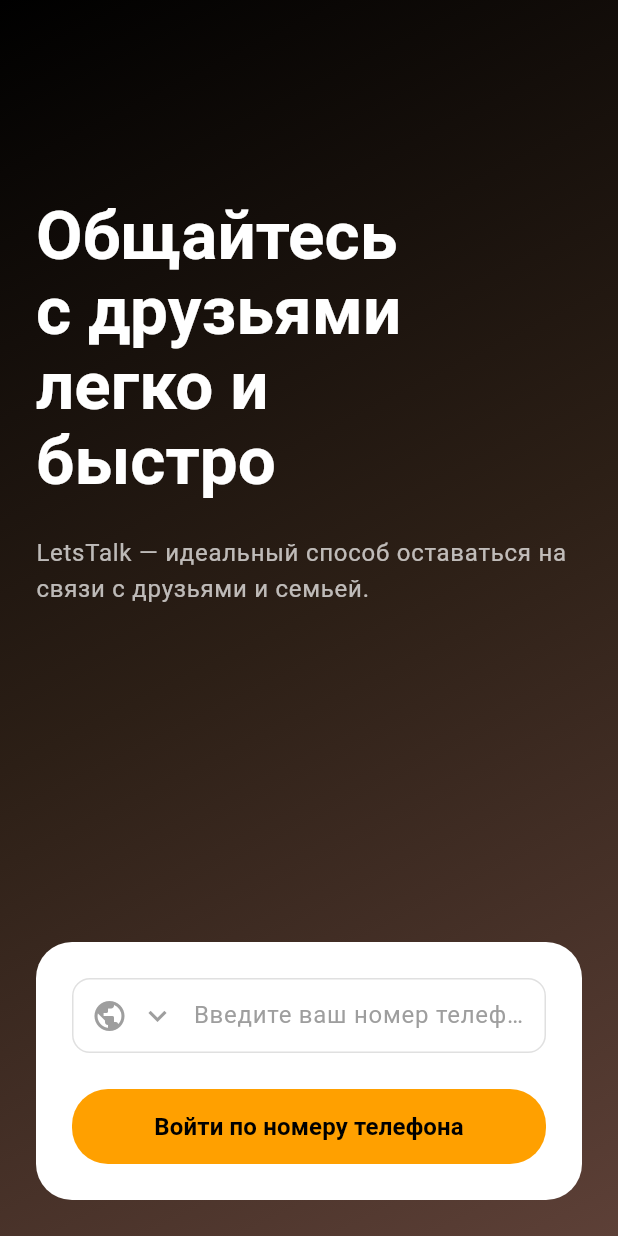
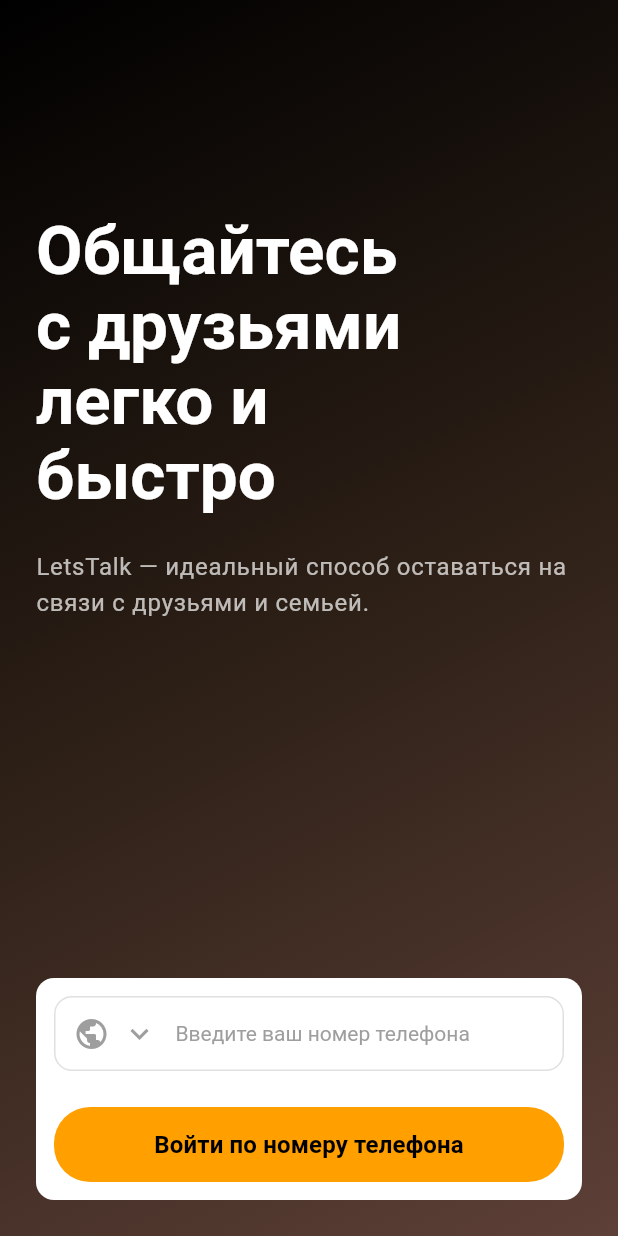
Before and after one commit to chernikovichAndrey/letstalk_flutter, a Flutter app: the screen it shows after launch, on a phone screen of 412 x 824 dp. Run offline on Flutter 3.47's test engine with Material 3 defaults, Android fonts, the phone set to English and light mode, and no system bars; our stand-ins replace bloc, dio, flutter_bloc, flutter_dotenv, go_router, logger; missing offline and left inert: fl_country_code_picker; generated files the repository leaves out were written again.

Commit message:
add phone validation

```diff
--- a/lib/feature/auth/view/login_page.dart
+++ b/lib/feature/auth/view/login_page.dart
@@ -2,8 +2,8 @@ import 'package:fl_country_code_picker/fl_country_code_picker.dart';
 import 'package:flutter/material.dart';
 import 'package:flutter_bloc/flutter_bloc.dart';
 import 'package:lets_talk/common/extension/build_context_style_ext.dart';
-import 'package:lets_talk/common/l10n/generated/l10n.dart';
 import 'package:lets_talk/feature/auth/domain/auth_bloc/auth_bloc.dart';
+import 'package:lets_talk/feature/auth/view/widgets/login_card.dart';
 
 class LoginPage extends StatefulWidget {
   const LoginPage({super.key});
@@ -20,15 +20,38 @@ class _LoginPageState extends State<LoginPage> {
   @override
   void initState() {
     super.initState();
-    // Set default country code if needed, for now start with null or let user pick.
-    // Finding a specific code from the package might be tricky without iterating.
-    // We'll leave it null and let the user pick, or we can hardcode one if we find the object.
+    phoneController.addListener(_onPhoneChanged);
   }
 
   @override
   void dispose() {
+    phoneController.removeListener(_onPhoneChanged);
     phoneController.dispose();
     super.dispose();
+  }
+
+  void _onPhoneChanged() {
+    final text = phoneController.text;
+    if (countryCode == null && text.startsWith('+')) {
+      // Find the best matching country code
+      // We look for the longest dial code that matches the start of the text
+      CountryCode? bestMatch;
+      for (final code in countryPicker.countryCodes) {
+        if (text.startsWith(code.dialCode)) {
+          if (bestMatch == null ||
+              code.dialCode.length > bestMatch.dialCode.length) {
+            bestMatch = code;
+          }
+        }
+      }
+
+      if (bestMatch != null) {
+        setState(() {
+          countryCode = bestMatch;
+          phoneController.text = text.substring(bestMatch!.dialCode.length);
+        });
+      }
+    }
   }
 
   @override
@@ -76,75 +99,15 @@ class _LoginPageState extends State<LoginPage> {
                 ),
               ),
               const Spacer(flex: 3),
-              Container(
-                margin: const EdgeInsets.all(24),
-                padding: const EdgeInsets.all(24),
-                decoration: BoxDecoration(
-                  color: Colors.white,
-                  borderRadius: BorderRadius.circular(24),
-                ),
-                child: Column(
-                  mainAxisSize: MainAxisSize.min,
-                  children: [
-                    Container(
-                      decoration: BoxDecoration(
-                        border: Border.all(color: Colors.grey.shade300),
-                        borderRadius: BorderRadius.circular(12),
-                      ),
-                      padding: const EdgeInsets.symmetric(horizontal: 12),
-                      child: Row(
-                        children: [
-                          GestureDetector(
-                            onTap: () async {
-                              final code = await countryPicker.showPicker(
-                                context: context,
-                              );
-                              if (code != null) {
+              LoginCard(
+                phoneController: phoneController,
+                countryCode: countryCode,
+                onCountryCodeChanged: (code) {
                   setState(() {
                     countryCode = code;
                   });
-                              }
                 },
-                            child: Row(
-                              children: [
-                                if (countryCode != null)
-                                  countryCode!.flagImage(width: 32)
-                                else
-                                  const Icon(Icons.public, color: Colors.grey),
-                                const SizedBox(width: 8),
-                                Icon(Icons.keyboard_arrow_down, color: Colors.grey),
-                              ],
-                            ),
-                          ),
-                          const SizedBox(width: 12),
-                          if (countryCode != null) ...[
-                            Text(
-                              countryCode!.dialCode,
-                              style: const TextStyle(fontSize: 16, color: Colors.black),
-                            ),
-                            const SizedBox(width: 8),
-                          ],
-                          Expanded(
-                            child: TextField(
-                              controller: phoneController,
-                              keyboardType: TextInputType.phone,
-                              decoration: InputDecoration(
-                                hintText: context.s.enterPhoneNumber,
-                                border: InputBorder.none,
-                                hintStyle: TextStyle(color: Colors.grey),
-                              ),
-                            ),
-                          ),
-                        ],
-                      ),
-                    ),
-                    const SizedBox(height: 24),
-                    SizedBox(
-                      width: double.infinity,
-                      height: 50,
-                      child: ElevatedButton(
-                        onPressed: () {
-                          // Simple validation
+                onLoginPressed: () {
                   final code = countryCode?.dialCode;
                   final phone = phoneController.text;
 
@@ -158,25 +121,6 @@ class _LoginPageState extends State<LoginPage> {
                     );
                   }
                 },
-                        style: ElevatedButton.styleFrom(
-                          backgroundColor: const Color(0xFFFFA000),
-                          foregroundColor: Colors.black,
-                          shape: RoundedRectangleBorder(
-                            borderRadius: BorderRadius.circular(24),
-                          ),
-                          elevation: 0,
-                        ),
-                        child: Text(
-                          context.s.signUpWithPhone,
-                          style: TextStyle(
-                            fontSize: 16,
-                            fontWeight: FontWeight.w600,
-                          ),
-                        ),
-                      ),
-                    ),
-                  ],
-                ),
               ),
             ],
           ),
--- /dev/null
+++ b/lib/feature/auth/view/widgets/login_card.dart
@@ -0,0 +1,64 @@
+import 'package:fl_country_code_picker/fl_country_code_picker.dart';
+import 'package:flutter/material.dart';
+import 'package:lets_talk/common/extension/build_context_style_ext.dart';
+import 'package:lets_talk/feature/auth/view/widgets/phone_input_field.dart';
+
+class LoginCard extends StatelessWidget {
+  const LoginCard({
+    super.key,
+    required this.phoneController,
+    required this.countryCode,
+    required this.onCountryCodeChanged,
+    required this.onLoginPressed,
+  });
+
+  final TextEditingController phoneController;
+  final CountryCode? countryCode;
+  final ValueChanged<CountryCode> onCountryCodeChanged;
+  final VoidCallback onLoginPressed;
+
+  @override
+  Widget build(BuildContext context) {
+    return Container(
+      margin: const EdgeInsets.all(24),
+      padding: const EdgeInsets.all(12),
+      decoration: BoxDecoration(
+        color: Colors.white,
+        borderRadius: BorderRadius.circular(12),
+      ),
+      child: Column(
+        mainAxisSize: MainAxisSize.min,
+        children: [
+          PhoneInputField(
+            controller: phoneController,
+            countryCode: countryCode,
+            onCountryCodeChanged: onCountryCodeChanged,
+          ),
+          const SizedBox(height: 24),
+          SizedBox(
+            width: double.infinity,
+            height: 50,
+            child: ElevatedButton(
+              onPressed: onLoginPressed,
+              style: ElevatedButton.styleFrom(
+                backgroundColor: const Color(0xFFFFA000),
+                foregroundColor: Colors.black,
+                shape: RoundedRectangleBorder(
+                  borderRadius: BorderRadius.circular(24),
+                ),
+                elevation: 0,
+              ),
+              child: Text(
+                context.s.signUpWithPhone,
+                style: const TextStyle(
+                  fontSize: 16,
+                  fontWeight: FontWeight.w600,
+                ),
+              ),
+            ),
+          ),
+        ],
+      ),
+    );
+  }
+}
--- /dev/null
+++ b/lib/feature/auth/view/widgets/phone_input_field.dart
@@ -0,0 +1,85 @@
+import 'package:fl_country_code_picker/fl_country_code_picker.dart';
+import 'package:flutter/material.dart';
+import 'package:flutter/services.dart';
+import 'package:lets_talk/common/extension/build_context_style_ext.dart';
+
+class PhoneInputField extends StatelessWidget {
+  const PhoneInputField({
+    super.key,
+    required this.controller,
+    required this.countryCode,
+    required this.onCountryCodeChanged,
+  });
+
+  final TextEditingController controller;
+  final CountryCode? countryCode;
+  final ValueChanged<CountryCode> onCountryCodeChanged;
+
+  @override
+  Widget build(BuildContext context) {
+    const countryPicker = FlCountryCodePicker();
+
+    return Container(
+      decoration: BoxDecoration(
+        border: Border.all(color: Colors.grey.shade300),
+        borderRadius: BorderRadius.circular(12),
+      ),
+      padding: const EdgeInsets.symmetric(horizontal: 12),
+      child: Row(
+        children: [
+          GestureDetector(
+            onTap: () async {
+              final code = await countryPicker.showPicker(
+                context: context,
+              );
+              if (code != null) {
+                onCountryCodeChanged(code);
+              }
+            },
+            child: Row(
+              children: [
+                if (countryCode != null)
+                  countryCode!.flagImage(width: 32)
+                else
+                  const Icon(Icons.public, color: Colors.grey),
+                const SizedBox(width: 8),
+                const Icon(Icons.keyboard_arrow_down, color: Colors.grey),
+              ],
+            ),
+          ),
+          const SizedBox(width: 12),
+          if (countryCode != null) ...[
+            Text(
+              countryCode!.dialCode,
+              style: const TextStyle(fontSize: 16, color: Colors.black),
+            ),
+            const SizedBox(width: 8),
+          ],
+          Expanded(
+            child: TextField(
+              controller: controller,
+              keyboardType: TextInputType.phone,
+              inputFormatters: [
+                FilteringTextInputFormatter.allow(RegExp(r'[0-9+]')),
+                TextInputFormatter.withFunction((oldValue, newValue) {
+                  if (countryCode != null) return newValue;
+                  if (newValue.text.isEmpty) return newValue;
+
+                  if (!newValue.text.startsWith('+')) {
+                    return oldValue;
+                  }
+                  return newValue;
+                }),
+              ],
+              decoration: InputDecoration(
+                hintText: context.s.enterPhoneNumber,
+                border: InputBorder.none,
+                hintStyle: const TextStyle(color: Colors.grey, letterSpacing: 0, fontSize: 14,),
+              ),
+            ),
+          ),
+        ],
+      ),
+    );
+  }
+}
```
Lines whose indentation alone changed are shown as unchanged.
